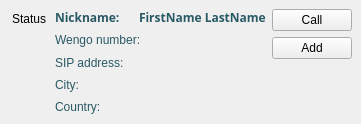
The window that wengophone/src/presentation/qt/webservices/directory/WsDirectoryContact.ui (tkrotoff/WengoPhone) describes before a commit, drawn with Qt 5.
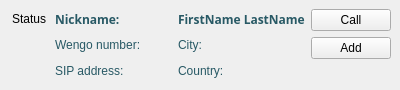
The same window after the commit. Icons and pictures are not drawn.

Diff of the .ui file:
```diff
--- a/wengophone/src/presentation/qt/webservices/directory/WsDirectoryContact.ui
+++ b/wengophone/src/presentation/qt/webservices/directory/WsDirectoryContact.ui
@@ -8,8 +8,8 @@
    <rect>
     <x>0</x>
     <y>0</y>
-    <width>312</width>
-    <height>124</height>
+    <width>400</width>
+    <height>90</height>
    </rect>
   </property>
   <property name="sizePolicy" >
@@ -21,7 +21,7 @@
    </sizepolicy>
   </property>
   <property name="autoFillBackground" >
-   <bool>true</bool>
+   <bool>false</bool>
   </property>
   <layout class="QGridLayout" >
    <property name="margin" >
@@ -38,8 +38,16 @@
      <property name="spacing" >
       <number>6</number>
      </property>
-     <item row="0" column="2" >
-      <widget class="QLabel" name="nameLabel" >
+     <item row="0" column="0" >
+      <layout class="QHBoxLayout" >
+       <property name="margin" >
+        <number>0</number>
+       </property>
+       <property name="spacing" >
+        <number>6</number>
+       </property>
+       <item>
+        <widget class="QLabel" name="label" >
        <property name="palette" >
         <palette>
          <active>
@@ -320,11 +328,296 @@
         <bool>false</bool>
        </property>
        <property name="text" >
-        <string>FirstName LastName</string>
+          <string>Nickname:</string>
        </property>
       </widget>
      </item>
-     <item row="3" column="0" colspan="3" >
+       <item>
+        <widget class="QLabel" name="nicknameLabel" >
+         <property name="palette" >
+          <palette>
+           <active>
+            <color>
+             <red>40</red>
+             <green>89</green>
+             <blue>101</blue>
+            </color>
+            <color>
+             <red>212</red>
+             <green>208</green>
+             <blue>200</blue>
+            </color>
+            <color>
+             <red>255</red>
+             <green>255</green>
+             <blue>255</blue>
+            </color>
+            <color>
+             <red>234</red>
+             <green>229</green>
+             <blue>220</blue>
+            </color>
+            <color>
+             <red>128</red>
+             <green>128</green>
+             <blue>128</blue>
+            </color>
+            <color>
+             <red>141</red>
+             <green>139</green>
+             <blue>133</blue>
+            </color>
+            <color>
+             <red>0</red>
+             <green>0</green>
+             <blue>0</blue>
+            </color>
+            <color>
+             <red>255</red>
+             <green>255</green>
+             <blue>255</blue>
+            </color>
+            <color>
+             <red>0</red>
+             <green>0</green>
+             <blue>0</blue>
+            </color>
+            <color>
+             <red>255</red>
+             <green>255</green>
+             <blue>255</blue>
+            </color>
+            <color>
+             <red>212</red>
+             <green>208</green>
+             <blue>200</blue>
+            </color>
+            <color>
+             <red>64</red>
+             <green>64</green>
+             <blue>64</blue>
+            </color>
+            <color>
+             <red>10</red>
+             <green>36</green>
+             <blue>106</blue>
+            </color>
+            <color>
+             <red>255</red>
+             <green>255</green>
+             <blue>255</blue>
+            </color>
+            <color>
+             <red>0</red>
+             <green>0</green>
+             <blue>255</blue>
+            </color>
+            <color>
+             <red>255</red>
+             <green>0</green>
+             <blue>255</blue>
+            </color>
+            <color>
+             <red>232</red>
+             <green>232</green>
+             <blue>232</blue>
+            </color>
+           </active>
+           <inactive>
+            <color>
+             <red>40</red>
+             <green>89</green>
+             <blue>101</blue>
+            </color>
+            <color>
+             <red>212</red>
+             <green>208</green>
+             <blue>200</blue>
+            </color>
+            <color>
+             <red>255</red>
+             <green>255</green>
+             <blue>255</blue>
+            </color>
+            <color>
+             <red>234</red>
+             <green>229</green>
+             <blue>220</blue>
+            </color>
+            <color>
+             <red>128</red>
+             <green>128</green>
+             <blue>128</blue>
+            </color>
+            <color>
+             <red>141</red>
+             <green>139</green>
+             <blue>133</blue>
+            </color>
+            <color>
+             <red>0</red>
+             <green>0</green>
+             <blue>0</blue>
+            </color>
+            <color>
+             <red>255</red>
+             <green>255</green>
+             <blue>255</blue>
+            </color>
+            <color>
+             <red>0</red>
+             <green>0</green>
+             <blue>0</blue>
+            </color>
+            <color>
+             <red>255</red>
+             <green>255</green>
+             <blue>255</blue>
+            </color>
+            <color>
+             <red>212</red>
+             <green>208</green>
+             <blue>200</blue>
+            </color>
+            <color>
+             <red>64</red>
+             <green>64</green>
+             <blue>64</blue>
+            </color>
+            <color>
+             <red>212</red>
+             <green>208</green>
+             <blue>200</blue>
+            </color>
+            <color>
+             <red>0</red>
+             <green>0</green>
+             <blue>0</blue>
+            </color>
+            <color>
+             <red>0</red>
+             <green>0</green>
+             <blue>255</blue>
+            </color>
+            <color>
+             <red>255</red>
+             <green>0</green>
+             <blue>255</blue>
+            </color>
+            <color>
+             <red>232</red>
+             <green>232</green>
+             <blue>232</blue>
+            </color>
+           </inactive>
+           <disabled>
+            <color>
+             <red>106</red>
+             <green>104</green>
+             <blue>100</blue>
+            </color>
+            <color>
+             <red>212</red>
+             <green>208</green>
+             <blue>200</blue>
+            </color>
+            <color>
+             <red>255</red>
+             <green>255</green>
+             <blue>255</blue>
+            </color>
+            <color>
+             <red>233</red>
+             <green>231</green>
+             <blue>227</blue>
+            </color>
+            <color>
+             <red>128</red>
+             <green>128</green>
+             <blue>128</blue>
+            </color>
+            <color>
+             <red>141</red>
+             <green>139</green>
+             <blue>133</blue>
+            </color>
+            <color>
+             <red>106</red>
+             <green>104</green>
+             <blue>100</blue>
+            </color>
+            <color>
+             <red>255</red>
+             <green>255</green>
+             <blue>255</blue>
+            </color>
+            <color>
+             <red>106</red>
+             <green>104</green>
+             <blue>100</blue>
+            </color>
+            <color>
+             <red>212</red>
+             <green>208</green>
+             <blue>200</blue>
+            </color>
+            <color>
+             <red>212</red>
+             <green>208</green>
+             <blue>200</blue>
+            </color>
+            <color>
+             <red>0</red>
+             <green>0</green>
+             <blue>0</blue>
+            </color>
+            <color>
+             <red>10</red>
+             <green>36</green>
+             <blue>106</blue>
+            </color>
+            <color>
+             <red>255</red>
+             <green>255</green>
+             <blue>255</blue>
+            </color>
+            <color>
+             <red>0</red>
+             <green>0</green>
+             <blue>255</blue>
+            </color>
+            <color>
+             <red>255</red>
+             <green>0</green>
+             <blue>255</blue>
+            </color>
+            <color>
+             <red>232</red>
+             <green>232</green>
+             <blue>232</blue>
+            </color>
+           </disabled>
+          </palette>
+         </property>
+         <property name="font" >
+          <font>
+           <family>Sans Serif</family>
+           <pointsize>9</pointsize>
+           <weight>75</weight>
+           <italic>false</italic>
+           <bold>true</bold>
+           <underline>false</underline>
+           <strikeout>false</strikeout>
+          </font>
+         </property>
+         <property name="autoFillBackground" >
+          <bool>false</bool>
+         </property>
+        </widget>
+       </item>
+      </layout>
+     </item>
+     <item row="1" column="1" >
       <widget class="QLabel" name="cityLabel" >
        <property name="palette" >
         <palette>
@@ -599,7 +892,282 @@
        </property>
       </widget>
      </item>
-     <item row="1" column="0" colspan="3" >
+     <item row="2" column="1" >
+      <widget class="QLabel" name="countryLabel" >
+       <property name="palette" >
+        <palette>
+         <active>
+          <color>
+           <red>40</red>
+           <green>89</green>
+           <blue>101</blue>
+          </color>
+          <color>
+           <red>212</red>
+           <green>208</green>
+           <blue>200</blue>
+          </color>
+          <color>
+           <red>255</red>
+           <green>255</green>
+           <blue>255</blue>
+          </color>
+          <color>
+           <red>234</red>
+           <green>229</green>
+           <blue>220</blue>
+          </color>
+          <color>
+           <red>128</red>
+           <green>128</green>
+           <blue>128</blue>
+          </color>
+          <color>
+           <red>141</red>
+           <green>139</green>
+           <blue>133</blue>
+          </color>
+          <color>
+           <red>0</red>
+           <green>0</green>
+           <blue>0</blue>
+          </color>
+          <color>
+           <red>255</red>
+           <green>255</green>
+           <blue>255</blue>
+          </color>
+          <color>
+           <red>0</red>
+           <green>0</green>
+           <blue>0</blue>
+          </color>
+          <color>
+           <red>255</red>
+           <green>255</green>
+           <blue>255</blue>
+          </color>
+          <color>
+           <red>212</red>
+           <green>208</green>
+           <blue>200</blue>
+          </color>
+          <color>
+           <red>64</red>
+           <green>64</green>
+           <blue>64</blue>
+          </color>
+          <color>
+           <red>10</red>
+           <green>36</green>
+           <blue>106</blue>
+          </color>
+          <color>
+           <red>255</red>
+           <green>255</green>
+           <blue>255</blue>
+          </color>
+          <color>
+           <red>0</red>
+           <green>0</green>
+           <blue>255</blue>
+          </color>
+          <color>
+           <red>255</red>
+           <green>0</green>
+           <blue>255</blue>
+          </color>
+          <color>
+           <red>232</red>
+           <green>232</green>
+           <blue>232</blue>
+          </color>
+         </active>
+         <inactive>
+          <color>
+           <red>40</red>
+           <green>89</green>
+           <blue>101</blue>
+          </color>
+          <color>
+           <red>212</red>
+           <green>208</green>
+           <blue>200</blue>
+          </color>
+          <color>
+           <red>255</red>
+           <green>255</green>
+           <blue>255</blue>
+          </color>
+          <color>
+           <red>234</red>
+           <green>229</green>
+           <blue>220</blue>
+          </color>
+          <color>
+           <red>128</red>
+           <green>128</green>
+           <blue>128</blue>
+          </color>
+          <color>
+           <red>141</red>
+           <green>139</green>
+           <blue>133</blue>
+          </color>
+          <color>
+           <red>0</red>
+           <green>0</green>
+           <blue>0</blue>
+          </color>
+          <color>
+           <red>255</red>
+           <green>255</green>
+           <blue>255</blue>
+          </color>
+          <color>
+           <red>0</red>
+           <green>0</green>
+           <blue>0</blue>
+          </color>
+          <color>
+           <red>255</red>
+           <green>255</green>
+           <blue>255</blue>
+          </color>
+          <color>
+           <red>212</red>
+           <green>208</green>
+           <blue>200</blue>
+          </color>
+          <color>
+           <red>64</red>
+           <green>64</green>
+           <blue>64</blue>
+          </color>
+          <color>
+           <red>212</red>
+           <green>208</green>
+           <blue>200</blue>
+          </color>
+          <color>
+           <red>0</red>
+           <green>0</green>
+           <blue>0</blue>
+          </color>
+          <color>
+           <red>0</red>
+           <green>0</green>
+           <blue>255</blue>
+          </color>
+          <color>
+           <red>255</red>
+           <green>0</green>
+           <blue>255</blue>
+          </color>
+          <color>
+           <red>232</red>
+           <green>232</green>
+           <blue>232</blue>
+          </color>
+         </inactive>
+         <disabled>
+          <color>
+           <red>106</red>
+           <green>104</green>
+           <blue>100</blue>
+          </color>
+          <color>
+           <red>212</red>
+           <green>208</green>
+           <blue>200</blue>
+          </color>
+          <color>
+           <red>255</red>
+           <green>255</green>
+           <blue>255</blue>
+          </color>
+          <color>
+           <red>233</red>
+           <green>231</green>
+           <blue>227</blue>
+          </color>
+          <color>
+           <red>128</red>
+           <green>128</green>
+           <blue>128</blue>
+          </color>
+          <color>
+           <red>141</red>
+           <green>139</green>
+           <blue>133</blue>
+          </color>
+          <color>
+           <red>106</red>
+           <green>104</green>
+           <blue>100</blue>
+          </color>
+          <color>
+           <red>255</red>
+           <green>255</green>
+           <blue>255</blue>
+          </color>
+          <color>
+           <red>106</red>
+           <green>104</green>
+           <blue>100</blue>
+          </color>
+          <color>
+           <red>212</red>
+           <green>208</green>
+           <blue>200</blue>
+          </color>
+          <color>
+           <red>212</red>
+           <green>208</green>
+           <blue>200</blue>
+          </color>
+          <color>
+           <red>0</red>
+           <green>0</green>
+           <blue>0</blue>
+          </color>
+          <color>
+           <red>10</red>
+           <green>36</green>
+           <blue>106</blue>
+          </color>
+          <color>
+           <red>255</red>
+           <green>255</green>
+           <blue>255</blue>
+          </color>
+          <color>
+           <red>0</red>
+           <green>0</green>
+           <blue>255</blue>
+          </color>
+          <color>
+           <red>255</red>
+           <green>0</green>
+           <blue>255</blue>
+          </color>
+          <color>
+           <red>232</red>
+           <green>232</green>
+           <blue>232</blue>
+          </color>
+         </disabled>
+        </palette>
+       </property>
+       <property name="autoFillBackground" >
+        <bool>false</bool>
+       </property>
+       <property name="text" >
+        <string>Country:</string>
+       </property>
+      </widget>
+     </item>
+     <item row="1" column="0" >
       <widget class="QLabel" name="wengoNumberLabel" >
        <property name="palette" >
         <palette>
@@ -874,576 +1442,7 @@
        </property>
       </widget>
      </item>
-     <item row="0" column="1" >
-      <widget class="QLabel" name="nicknameLabel" >
-       <property name="palette" >
-        <palette>
-         <active>
-          <color>
-           <red>40</red>
-           <green>89</green>
-           <blue>101</blue>
-          </color>
-          <color>
-           <red>212</red>
-           <green>208</green>
-           <blue>200</blue>
-          </color>
-          <color>
-           <red>255</red>
-           <green>255</green>
-           <blue>255</blue>
-          </color>
-          <color>
-           <red>234</red>
-           <green>229</green>
-           <blue>220</blue>
-          </color>
-          <color>
-           <red>128</red>
-           <green>128</green>
-           <blue>128</blue>
-          </color>
-          <color>
-           <red>141</red>
-           <green>139</green>
-           <blue>133</blue>
-          </color>
-          <color>
-           <red>0</red>
-           <green>0</green>
-           <blue>0</blue>
-          </color>
-          <color>
-           <red>255</red>
-           <green>255</green>
-           <blue>255</blue>
-          </color>
-          <color>
-           <red>0</red>
-           <green>0</green>
-           <blue>0</blue>
-          </color>
-          <color>
-           <red>255</red>
-           <green>255</green>
-           <blue>255</blue>
-          </color>
-          <color>
-           <red>212</red>
-           <green>208</green>
-           <blue>200</blue>
-          </color>
-          <color>
-           <red>64</red>
-           <green>64</green>
-           <blue>64</blue>
-          </color>
-          <color>
-           <red>10</red>
-           <green>36</green>
-           <blue>106</blue>
-          </color>
-          <color>
-           <red>255</red>
-           <green>255</green>
-           <blue>255</blue>
-          </color>
-          <color>
-           <red>0</red>
-           <green>0</green>
-           <blue>255</blue>
-          </color>
-          <color>
-           <red>255</red>
-           <green>0</green>
-           <blue>255</blue>
-          </color>
-          <color>
-           <red>232</red>
-           <green>232</green>
-           <blue>232</blue>
-          </color>
-         </active>
-         <inactive>
-          <color>
-           <red>40</red>
-           <green>89</green>
-           <blue>101</blue>
-          </color>
-          <color>
-           <red>212</red>
-           <green>208</green>
-           <blue>200</blue>
-          </color>
-          <color>
-           <red>255</red>
-           <green>255</green>
-           <blue>255</blue>
-          </color>
-          <color>
-           <red>234</red>
-           <green>229</green>
-           <blue>220</blue>
-          </color>
-          <color>
-           <red>128</red>
-           <green>128</green>
-           <blue>128</blue>
-          </color>
-          <color>
-           <red>141</red>
-           <green>139</green>
-           <blue>133</blue>
-          </color>
-          <color>
-           <red>0</red>
-           <green>0</green>
-           <blue>0</blue>
-          </color>
-          <color>
-           <red>255</red>
-           <green>255</green>
-           <blue>255</blue>
-          </color>
-          <color>
-           <red>0</red>
-           <green>0</green>
-           <blue>0</blue>
-          </color>
-          <color>
-           <red>255</red>
-           <green>255</green>
-           <blue>255</blue>
-          </color>
-          <color>
-           <red>212</red>
-           <green>208</green>
-           <blue>200</blue>
-          </color>
-          <color>
-           <red>64</red>
-           <green>64</green>
-           <blue>64</blue>
-          </color>
-          <color>
-           <red>212</red>
-           <green>208</green>
-           <blue>200</blue>
-          </color>
-          <color>
-           <red>0</red>
-           <green>0</green>
-           <blue>0</blue>
-          </color>
-          <color>
-           <red>0</red>
-           <green>0</green>
-           <blue>255</blue>
-          </color>
-          <color>
-           <red>255</red>
-           <green>0</green>
-           <blue>255</blue>
-          </color>
-          <color>
-           <red>232</red>
-           <green>232</green>
-           <blue>232</blue>
-          </color>
-         </inactive>
-         <disabled>
-          <color>
-           <red>106</red>
-           <green>104</green>
-           <blue>100</blue>
-          </color>
-          <color>
-           <red>212</red>
-           <green>208</green>
-           <blue>200</blue>
-          </color>
-          <color>
-           <red>255</red>
-           <green>255</green>
-           <blue>255</blue>
-          </color>
-          <color>
-           <red>233</red>
-           <green>231</green>
-           <blue>227</blue>
-          </color>
-          <color>
-           <red>128</red>
-           <green>128</green>
-           <blue>128</blue>
-          </color>
-          <color>
-           <red>141</red>
-           <green>139</green>
-           <blue>133</blue>
-          </color>
-          <color>
-           <red>106</red>
-           <green>104</green>
-           <blue>100</blue>
-          </color>
-          <color>
-           <red>255</red>
-           <green>255</green>
-           <blue>255</blue>
-          </color>
-          <color>
-           <red>106</red>
-           <green>104</green>
-           <blue>100</blue>
-          </color>
-          <color>
-           <red>212</red>
-           <green>208</green>
-           <blue>200</blue>
-          </color>
-          <color>
-           <red>212</red>
-           <green>208</green>
-           <blue>200</blue>
-          </color>
-          <color>
-           <red>0</red>
-           <green>0</green>
-           <blue>0</blue>
-          </color>
-          <color>
-           <red>10</red>
-           <green>36</green>
-           <blue>106</blue>
-          </color>
-          <color>
-           <red>255</red>
-           <green>255</green>
-           <blue>255</blue>
-          </color>
-          <color>
-           <red>0</red>
-           <green>0</green>
-           <blue>255</blue>
-          </color>
-          <color>
-           <red>255</red>
-           <green>0</green>
-           <blue>255</blue>
-          </color>
-          <color>
-           <red>232</red>
-           <green>232</green>
-           <blue>232</blue>
-          </color>
-         </disabled>
-        </palette>
-       </property>
-       <property name="font" >
-        <font>
-         <family>Sans Serif</family>
-         <pointsize>9</pointsize>
-         <weight>75</weight>
-         <italic>false</italic>
-         <bold>true</bold>
-         <underline>false</underline>
-         <strikeout>false</strikeout>
-        </font>
-       </property>
-       <property name="autoFillBackground" >
-        <bool>false</bool>
-       </property>
-      </widget>
-     </item>
-     <item row="0" column="0" >
-      <widget class="QLabel" name="label" >
-       <property name="palette" >
-        <palette>
-         <active>
-          <color>
-           <red>40</red>
-           <green>89</green>
-           <blue>101</blue>
-          </color>
-          <color>
-           <red>212</red>
-           <green>208</green>
-           <blue>200</blue>
-          </color>
-          <color>
-           <red>255</red>
-           <green>255</green>
-           <blue>255</blue>
-          </color>
-          <color>
-           <red>234</red>
-           <green>229</green>
-           <blue>220</blue>
-          </color>
-          <color>
-           <red>128</red>
-           <green>128</green>
-           <blue>128</blue>
-          </color>
-          <color>
-           <red>141</red>
-           <green>139</green>
-           <blue>133</blue>
-          </color>
-          <color>
-           <red>0</red>
-           <green>0</green>
-           <blue>0</blue>
-          </color>
-          <color>
-           <red>255</red>
-           <green>255</green>
-           <blue>255</blue>
-          </color>
-          <color>
-           <red>0</red>
-           <green>0</green>
-           <blue>0</blue>
-          </color>
-          <color>
-           <red>255</red>
-           <green>255</green>
-           <blue>255</blue>
-          </color>
-          <color>
-           <red>212</red>
-           <green>208</green>
-           <blue>200</blue>
-          </color>
-          <color>
-           <red>64</red>
-           <green>64</green>
-           <blue>64</blue>
-          </color>
-          <color>
-           <red>10</red>
-           <green>36</green>
-           <blue>106</blue>
-          </color>
-          <color>
-           <red>255</red>
-           <green>255</green>
-           <blue>255</blue>
-          </color>
-          <color>
-           <red>0</red>
-           <green>0</green>
-           <blue>255</blue>
-          </color>
-          <color>
-           <red>255</red>
-           <green>0</green>
-           <blue>255</blue>
-          </color>
-          <color>
-           <red>232</red>
-           <green>232</green>
-           <blue>232</blue>
-          </color>
-         </active>
-         <inactive>
-          <color>
-           <red>40</red>
-           <green>89</green>
-           <blue>101</blue>
-          </color>
-          <color>
-           <red>212</red>
-           <green>208</green>
-           <blue>200</blue>
-          </color>
-          <color>
-           <red>255</red>
-           <green>255</green>
-           <blue>255</blue>
-          </color>
-          <color>
-           <red>234</red>
-           <green>229</green>
-           <blue>220</blue>
-          </color>
-          <color>
-           <red>128</red>
-           <green>128</green>
-           <blue>128</blue>
-          </color>
-          <color>
-           <red>141</red>
-           <green>139</green>
-           <blue>133</blue>
-          </color>
-          <color>
-           <red>0</red>
-           <green>0</green>
-           <blue>0</blue>
-          </color>
-          <color>
-           <red>255</red>
-           <green>255</green>
-           <blue>255</blue>
-          </color>
-          <color>
-           <red>0</red>
-           <green>0</green>
-           <blue>0</blue>
-          </color>
-          <color>
-           <red>255</red>
-           <green>255</green>
-           <blue>255</blue>
-          </color>
-          <color>
-           <red>212</red>
-           <green>208</green>
-           <blue>200</blue>
-          </color>
-          <color>
-           <red>64</red>
-           <green>64</green>
-           <blue>64</blue>
-          </color>
-          <color>
-           <red>212</red>
-           <green>208</green>
-           <blue>200</blue>
-          </color>
-          <color>
-           <red>0</red>
-           <green>0</green>
-           <blue>0</blue>
-          </color>
-          <color>
-           <red>0</red>
-           <green>0</green>
-           <blue>255</blue>
-          </color>
-          <color>
-           <red>255</red>
-           <green>0</green>
-           <blue>255</blue>
-          </color>
-          <color>
-           <red>232</red>
-           <green>232</green>
-           <blue>232</blue>
-          </color>
-         </inactive>
-         <disabled>
-          <color>
-           <red>106</red>
-           <green>104</green>
-           <blue>100</blue>
-          </color>
-          <color>
-           <red>212</red>
-           <green>208</green>
-           <blue>200</blue>
-          </color>
-          <color>
-           <red>255</red>
-           <green>255</green>
-           <blue>255</blue>
-          </color>
-          <color>
-           <red>233</red>
-           <green>231</green>
-           <blue>227</blue>
-          </color>
-          <color>
-           <red>128</red>
-           <green>128</green>
-           <blue>128</blue>
-          </color>
-          <color>
-           <red>141</red>
-           <green>139</green>
-           <blue>133</blue>
-          </color>
-          <color>
-           <red>106</red>
-           <green>104</green>
-           <blue>100</blue>
-          </color>
-          <color>
-           <red>255</red>
-           <green>255</green>
-           <blue>255</blue>
-          </color>
-          <color>
-           <red>106</red>
-           <green>104</green>
-           <blue>100</blue>
-          </color>
-          <color>
-           <red>212</red>
-           <green>208</green>
-           <blue>200</blue>
-          </color>
-          <color>
-           <red>212</red>
-           <green>208</green>
-           <blue>200</blue>
-          </color>
-          <color>
-           <red>0</red>
-           <green>0</green>
-           <blue>0</blue>
-          </color>
-          <color>
-           <red>10</red>
-           <green>36</green>
-           <blue>106</blue>
-          </color>
-          <color>
-           <red>255</red>
-           <green>255</green>
-           <blue>255</blue>
-          </color>
-          <color>
-           <red>0</red>
-           <green>0</green>
-           <blue>255</blue>
-          </color>
-          <color>
-           <red>255</red>
-           <green>0</green>
-           <blue>255</blue>
-          </color>
-          <color>
-           <red>232</red>
-           <green>232</green>
-           <blue>232</blue>
-          </color>
-         </disabled>
-        </palette>
-       </property>
-       <property name="font" >
-        <font>
-         <family>Sans Serif</family>
-         <pointsize>9</pointsize>
-         <weight>75</weight>
-         <italic>false</italic>
-         <bold>true</bold>
-         <underline>false</underline>
-         <strikeout>false</strikeout>
-        </font>
-       </property>
-       <property name="autoFillBackground" >
-        <bool>false</bool>
-       </property>
-       <property name="text" >
-        <string>Nickname:</string>
-       </property>
-      </widget>
-     </item>
-     <item row="2" column="0" colspan="3" >
+     <item row="2" column="0" >
       <widget class="QLabel" name="sipLabel" >
        <property name="palette" >
         <palette>
@@ -1718,8 +1717,8 @@
        </property>
       </widget>
      </item>
-     <item row="4" column="0" colspan="3" >
-      <widget class="QLabel" name="countryLabel" >
+     <item row="0" column="1" >
+      <widget class="QLabel" name="nameLabel" >
        <property name="palette" >
         <palette>
          <active>
@@ -1985,11 +1984,22 @@
          </disabled>
         </palette>
        </property>
+       <property name="font" >
+        <font>
+         <family>Sans Serif</family>
+         <pointsize>9</pointsize>
+         <weight>75</weight>
+         <italic>false</italic>
+         <bold>true</bold>
+         <underline>false</underline>
+         <strikeout>false</strikeout>
+        </font>
+       </property>
        <property name="autoFillBackground" >
         <bool>false</bool>
        </property>
        <property name="text" >
-        <string>Country:</string>
+        <string>FirstName LastName</string>
        </property>
       </widget>
      </item>
```
Lines whose indentation alone changed are shown as unchanged.
